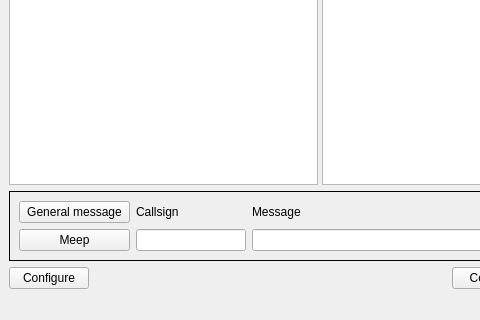
First picture: the form in mqt/MqtKSTClient/kstmainwindow.ui, repository Rsclub22/Minos2-Mirror, before the edit; both pictures show x 0 to 480 and y 303 to 623 of the 713 by 623 pixel window.
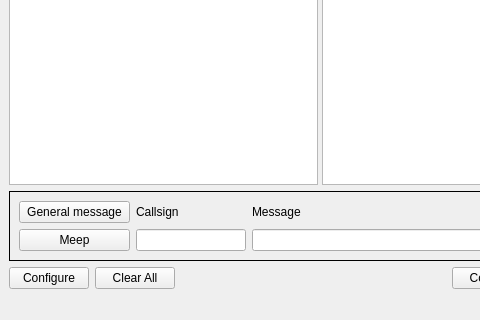
Second picture: the form after the edit. Custom widgets are drawn as their Qt base class.

What changed in the file:
```diff
--- a/mqt/MqtKSTClient/kstmainwindow.ui
+++ b/mqt/MqtKSTClient/kstmainwindow.ui
@@ -200,6 +200,13 @@
         </property>
        </widget>
       </item>
+      <item>
+       <widget class="QPushButton" name="clearButton">
+        <property name="text">
+         <string>Clear All</string>
+        </property>
+       </widget>
+      </item>
       <item>
        <spacer name="horizontalSpacer">
         <property name="orientation">
```
Left out of the diff: 4 changed lines with no effect on the pictures.
